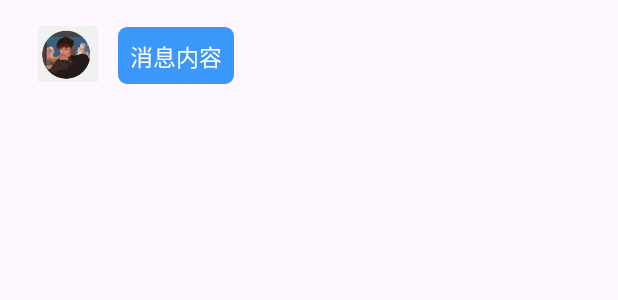
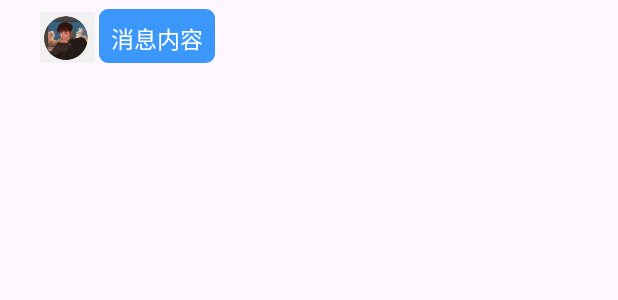
Before and after one commit to Yunqingqingxi/qq, an Android app: the layout item_received_message.xml on its own in the app's theme, with its tools: preview values and no code run, on a phone screen of 412 x 824 dp. Shown: the top 300 px of the screen. Run offline under Robolectric (Android 15) with nearby library versions, the phone set to English and light mode, and no system bars; network calls fail.

Commit message:
最中版(确信)

```diff
--- a/qq/build.gradle
+++ b/qq/build.gradle
@@ -9,7 +9,7 @@ android {
     defaultConfig {
         applicationId "com.example.qq"
         minSdk 31
-        targetSdk 27
+        targetSdk 33
         versionCode 1
         versionName "1.0"
 
--- a/qq/src/main/java/com/example/qq/websocket/webUtils/controller/WebUtil.java
+++ b/qq/src/main/java/com/example/qq/websocket/webUtils/controller/WebUtil.java
@@ -69,7 +69,10 @@ public class WebUtil {
                 webResult.setData(result.getData());
                 return webResult; // 登录成功
             } else {
-                return WebResult.error(null); // 返回错误信息
+                webResult = WebResult.error(null);
+                webResult.setCode(400);
+                webResult.setMessage("账号或密码错误");
+                return webResult;// 返回错误信息
             }
         } catch (Exception e) {
             e.printStackTrace();
--- a/qq/src/main/res/layout/activity_chat.xml
+++ b/qq/src/main/res/layout/activity_chat.xml
@@ -1,6 +1,7 @@
 <?xml version="1.0" encoding="utf-8"?>
 <androidx.constraintlayout.widget.ConstraintLayout xmlns:android="http://schemas.android.com/apk/res/android"
     xmlns:app="http://schemas.android.com/apk/res-auto"
+    xmlns:tools="http://schemas.android.com/tools"
     android:layout_width="match_parent"
     android:layout_height="match_parent">
 
@@ -47,6 +48,8 @@
             android:layout_width="wrap_content"
             android:layout_height="wrap_content"
             android:text="发送"
+            android:backgroundTint="#3B98FB"
+            android:textStyle="bold"
             android:padding="8dp" />
     </LinearLayout>
 
--- a/qq/src/main/res/layout/item_received_message.xml
+++ b/qq/src/main/res/layout/item_received_message.xml
@@ -4,40 +4,36 @@
     xmlns:tools="http://schemas.android.com/tools"
     android:layout_width="match_parent"
     android:layout_height="wrap_content"
-    android:padding="8dp">
-
+    android:padding="0dp">
 
     <ImageView
         android:id="@+id/imageViewLeft"
-        android:layout_width="40dp"
-        android:layout_height="40dp"
+        android:layout_width="42dp"
+        android:layout_height="34dp"
         android:layout_marginStart="24dp"
         android:layout_marginTop="8dp"
-        android:layout_marginEnd="13dp"
         android:src="@drawable/p31"
         app:layout_constraintBottom_toBottomOf="@+id/messageTextLeft"
-        app:layout_constraintEnd_toStartOf="@+id/messageTextLeft"
         app:layout_constraintStart_toStartOf="parent"
-        app:layout_constraintTop_toTopOf="parent"
-        app:layout_constraintVertical_bias="0.0" />
+        app:layout_constraintTop_toTopOf="parent" />
 
     <TextView
         android:id="@+id/messageTextLeft"
         android:layout_width="wrap_content"
-        android:layout_height="38dp"
-        android:layout_marginEnd="255dp"
+        android:layout_height="36dp"
+        android:layout_marginEnd="1dp"
         android:background="@drawable/rounded_bubble"
+        android:maxLines="50"
+        android:minLines="1"
         android:padding="8dp"
-        android:minLines="1"
-        android:maxLines="50"
         android:text="消息内容"
         android:textColor="#FFFFFF"
         android:textSize="15sp"
         app:layout_constraintBottom_toBottomOf="parent"
         app:layout_constraintEnd_toEndOf="parent"
+        app:layout_constraintHorizontal_bias="0.0"
         app:layout_constraintStart_toEndOf="@+id/imageViewLeft"
         app:layout_constraintTop_toTopOf="parent"
-        app:layout_constraintVertical_bias="0.625"
-        tools:targetApi="21" />
+        app:layout_constraintVertical_bias="0.32" />
 
 </androidx.constraintlayout.widget.ConstraintLayout>
--- a/qq/src/main/res/menu/popup_menu.xml
+++ b/qq/src/main/res/menu/popup_menu.xml
@@ -5,5 +5,5 @@
         android:title="添加好友" />
     <item
         android:id="@+id/menu_other_option"
-        android:title="其他选项" />
+        android:title="注销" />
 </menu>
```
Also changed, not shown: qq/src/main/AndroidManifest.xml (+9 -2 lines), qq/src/main/java/com/example/qq/FrameActivity.java (+26 -5 lines), qq/src/main/java/com/example/qq/LoginActivity.java (+39 -2 lines), qq/src/main/java/com/example/qq/adapter/MessageAdapter.java (deleted, +0 -94 lines), qq/src/main/java/com/example/qq/adapter/ViewPagerAdapter.java (deleted, +0 -53 lines), qq/src/main/java/com/example/qq/service/MyService.java (added, +138 -0 lines).
